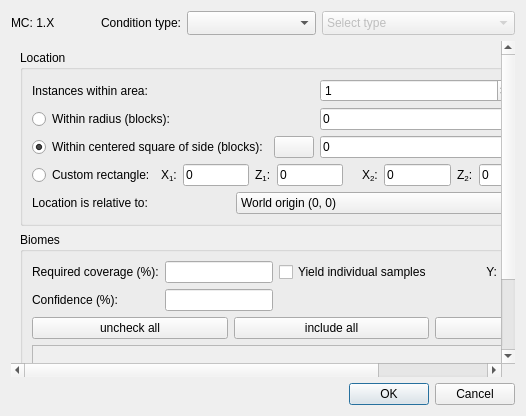
This is src/conditiondialog.ui in DUzzL/Seed-Atlas as Qt 5 draws it before an edit. The edited form follows.
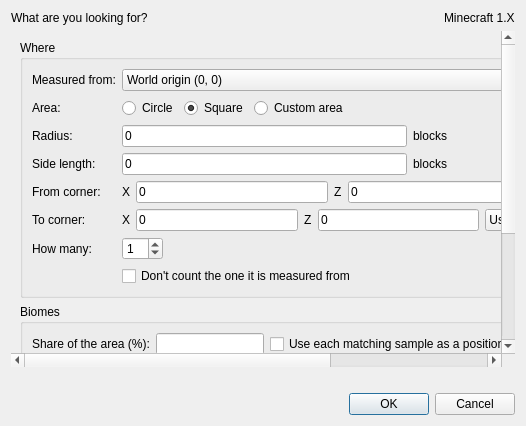
This is the edited form. The open tabs and pages were chosen to show the change. Icons and pictures are not drawn. Custom widgets are drawn as their Qt base class.

Commit message:
Seed Atlas: redesign, End portals, Amplified, datapack worlds and MCP server
- Redesigned interface.
- End Portals tool: stronghold portals and their eyes, with a 12-eye seed
  search on CPU and GPU.
- World type Amplified (1.18+) with real terrain heights.
- Datapack worlds: load data packs or mod jars and get the biome map,
  structures, heights, Nether and End, seed search and analyses computed
  locally (1.18.2 to 26.3).
- MCP server (seed-atlas --mcp) for AI clients, with rights set in the
  settings.
- Reference data from real vanilla servers and tests for all of the above.

Patch:
```diff
--- a/src/conditiondialog.ui
+++ b/src/conditiondialog.ui
@@ -10,77 +10,7 @@
     <normaloff>:/icons/logo.png</normaloff>:/icons/logo.png</iconset>
   </property>
   <layout class="QGridLayout" name="gridLayout_3">
-   <item row="0" column="0">
-    <layout class="QGridLayout" name="gridLayout_2">
-     <item row="0" column="4">
-      <widget class="StyledComboBox" name="comboCat">
-       <property name="sizePolicy">
-        <sizepolicy hsizetype="MinimumExpanding" vsizetype="Fixed">
-         <horstretch>2</horstretch>
-         <verstretch>0</verstretch>
-        </sizepolicy>
-       </property>
-       <property name="sizeAdjustPolicy">
-        <enum>QComboBox::AdjustToMinimumContentsLengthWithIcon</enum>
-       </property>
-      </widget>
-     </item>
-     <item row="0" column="5">
-      <widget class="StyledComboBox" name="comboType">
-       <property name="enabled">
-        <bool>false</bool>
-       </property>
-       <property name="sizePolicy">
-        <sizepolicy hsizetype="MinimumExpanding" vsizetype="Fixed">
-         <horstretch>3</horstretch>
-         <verstretch>0</verstretch>
-        </sizepolicy>
-       </property>
-       <property name="maxVisibleItems">
-        <number>20</number>
-       </property>
-       <property name="sizeAdjustPolicy">
-        <enum>QComboBox::AdjustToMinimumContentsLengthWithIcon</enum>
-       </property>
-       <item>
-        <property name="text">
-         <string>Select type</string>
-        </property>
-       </item>
-      </widget>
-     </item>
-     <item row="0" column="0">
-      <widget class="QLabel" name="labelMC">
-       <property name="text">
-        <string>MC: 1.X</string>
-       </property>
-      </widget>
-     </item>
-     <item row="0" column="2">
-      <widget class="QLabel" name="labelFilterType">
-       <property name="text">
-        <string>Condition type:</string>
-       </property>
-       <property name="alignment">
-        <set>Qt::AlignRight|Qt::AlignTrailing|Qt::AlignVCenter</set>
-       </property>
-      </widget>
-     </item>
-     <item row="0" column="1">
-      <spacer name="horizontalSpacer_4">
-       <property name="orientation">
-        <enum>Qt::Horizontal</enum>
-       </property>
-       <property name="sizeHint" stdset="0">
-        <size>
-         <width>40</width>
-         <height>20</height>
-        </size>
-       </property>
-      </spacer>
-     </item>
-    </layout>
-   </item>
+<item row="0" column="0"><layout class="QVBoxLayout" name="layoutTop"><property name="spacing"><number>8</number></property><item><layout class="QHBoxLayout" name="layoutHeader"><property name="leftMargin"><number>0</number></property><property name="topMargin"><number>0</number></property><property name="rightMargin"><number>0</number></property><property name="bottomMargin"><number>0</number></property><item><widget class="QLabel" name="labelQuestion"><property name="text"><string>What are you looking for?</string></property></widget></item><item><spacer name="spacerHeader"><property name="orientation"><enum>Qt::Horizontal</enum></property><property name="sizeHint" stdset="0"><size><width>0</width><height>0</height></size></property></spacer></item><item><widget class="QLabel" name="labelMC"><property name="text"><string>Minecraft 1.X</string></property><property name="toolTip"><string>The Minecraft version of the map; the search uses it as well.</string></property></widget></item></layout></item></layout></item>
    <item row="1" column="0">
     <widget class="QScrollArea" name="scrollMain">
      <property name="frameShape">
@@ -109,228 +39,7 @@
        <property name="horizontalSpacing">
         <number>0</number>
        </property>
-       <item row="0" column="0" rowspan="2" colspan="2">
-        <widget class="QGroupBox" name="groupBoxPosition">
-         <property name="sizePolicy">
-          <sizepolicy hsizetype="Preferred" vsizetype="Preferred">
-           <horstretch>0</horstretch>
-           <verstretch>0</verstretch>
-          </sizepolicy>
-         </property>
-         <property name="title">
-          <string>Location</string>
-         </property>
-         <layout class="QGridLayout" name="gridLayout">
-          <item row="5" column="1" colspan="6">
-           <layout class="QHBoxLayout" name="horizontalLayout">
-            <item>
-             <widget class="QLabel" name="labelX1">
-              <property name="toolTip">
-               <string>Lower bound (inclusive)</string>
-              </property>
-              <property name="text">
-               <string>X&lt;sub&gt;1&lt;/sub&gt;:</string>
-              </property>
-             </widget>
-            </item>
-            <item>
-             <widget class="CoordEdit" name="lineEditX1">
-              <property name="toolTip">
-               <string>Lower bound (inclusive)</string>
-              </property>
-              <property name="text">
-               <string>0</string>
-              </property>
-             </widget>
-            </item>
-            <item>
-             <widget class="QLabel" name="labelZ1">
-              <property name="toolTip">
-               <string>Lower bound (inclusive)</string>
-              </property>
-              <property name="text">
-               <string>Z&lt;sub&gt;1&lt;/sub&gt;:</string>
-              </property>
-             </widget>
-            </item>
-            <item>
-             <widget class="CoordEdit" name="lineEditZ1">
-              <property name="toolTip">
-               <string>Lower bound (inclusive)</string>
-              </property>
-              <property name="text">
-               <string>0</string>
-              </property>
-             </widget>
-            </item>
-            <item>
-             <widget class="QLabel" name="label_13">
-              <property name="text">
-               <string/>
-              </property>
-             </widget>
-            </item>
-            <item>
-             <widget class="QLabel" name="labelX2">
-              <property name="toolTip">
-               <string>Upper bound (inclusive)</string>
-              </property>
-              <property name="text">
-               <string>X&lt;sub&gt;2&lt;/sub&gt;:</string>
-              </property>
-             </widget>
-            </item>
-            <item>
-             <widget class="CoordEdit" name="lineEditX2">
-              <property name="toolTip">
-               <string>Upper bound (inclusive)</string>
-              </property>
-              <property name="text">
-               <string>0</string>
-              </property>
-             </widget>
-            </item>
-            <item>
-             <widget class="QLabel" name="labelZ2">
-              <property name="toolTip">
-               <string>Upper bound (inclusive)</string>
-              </property>
-              <property name="text">
-               <string>Z&lt;sub&gt;2&lt;/sub&gt;:</string>
-              </property>
-             </widget>
-            </item>
-            <item>
-             <widget class="CoordEdit" name="lineEditZ2">
-              <property name="toolTip">
-               <string>Upper bound (inclusive)</string>
-              </property>
-              <property name="text">
-               <string>0</string>
-              </property>
-              <property name="maxLength">
-               <number>9</number>
-              </property>
-             </widget>
-            </item>
-            <item>
-             <widget class="QPushButton" name="buttonFromVisible">
-              <property name="text">
-               <string>From visible</string>
-              </property>
-             </widget>
-            </item>
-           </layout>
-          </item>
-          <item row="0" column="6">
-           <widget class="QCheckBox" name="checkSkipRef">
-            <property name="toolTip">
-             <string>Skip instances at exactly the relative reference location</string>
-            </property>
-            <property name="text">
-             <string>Ignore reference</string>
-            </property>
-           </widget>
-          </item>
-          <item row="3" column="5" colspan="2">
-           <widget class="QLineEdit" name="lineSquare">
-            <property name="text">
-             <string>0</string>
-            </property>
-           </widget>
-          </item>
-          <item row="2" column="5" colspan="2">
-           <widget class="QLineEdit" name="lineRadius">
-            <property name="text">
-             <string>0</string>
-            </property>
-           </widget>
-          </item>
-          <item row="5" column="0">
-           <widget class="QRadioButton" name="radioCustom">
-            <property name="text">
-             <string>Custom rectangle:</string>
-            </property>
-           </widget>
-          </item>
-          <item row="6" column="0" colspan="3">
-           <widget class="QLabel" name="labelRelative">
-            <property name="text">
-             <string>Location is relative to:</string>
-            </property>
-           </widget>
-          </item>
-          <item row="3" column="4">
-           <widget class="QPushButton" name="buttonAreaInfo">
-            <property name="sizePolicy">
-             <sizepolicy hsizetype="Minimum" vsizetype="Fixed">
-              <horstretch>0</horstretch>
-              <verstretch>0</verstretch>
-             </sizepolicy>
-            </property>
-            <property name="text">
-             <string/>
-            </property>
-           </widget>
-          </item>
-          <item row="0" column="5">
-           <widget class="SpinInstances" name="spinBox">
-            <property name="sizePolicy">
-             <sizepolicy hsizetype="Expanding" vsizetype="Fixed">
-              <horstretch>0</horstretch>
-              <verstretch>0</verstretch>
-             </sizepolicy>
-            </property>
-            <property name="specialValueText">
-             <string>0 (exclude)</string>
-            </property>
-            <property name="minimum">
-             <number>0</number>
-            </property>
-            <property name="maximum">
-             <number>99</number>
-            </property>
-            <property name="value">
-             <number>1</number>
-            </property>
-           </widget>
-          </item>
-          <item row="6" column="3" colspan="4">
-           <widget class="StyledComboBox" name="comboRelative">
-            <item>
-             <property name="text">
-              <string>World origin (0, 0)</string>
-             </property>
-            </item>
-           </widget>
-          </item>
-          <item row="3" column="0" colspan="4">
-           <widget class="QRadioButton" name="radioSquare">
-            <property name="text">
-             <string>Within centered square of side (blocks):</string>
-            </property>
-            <property name="checked">
-             <bool>true</bool>
-            </property>
-           </widget>
-          </item>
-          <item row="2" column="0" colspan="4">
-           <widget class="QRadioButton" name="radioRadius">
-            <property name="text">
-             <string>Within radius (blocks):</string>
-            </property>
-           </widget>
-          </item>
-          <item row="0" column="0" colspan="4">
-           <widget class="QLabel" name="labelSpinBox">
-            <property name="text">
-             <string>Instances within area:</string>
-            </property>
-           </widget>
-          </item>
-         </layout>
-        </widget>
-       </item>
+<item row="0" column="0" rowspan="2" colspan="2"><widget class="QGroupBox" name="groupBoxPosition"><property name="sizePolicy"><sizepolicy hsizetype="Preferred" vsizetype="Preferred"><horstretch>0</horstretch><verstretch>0</verstretch></sizepolicy></property><property name="title"><string>Where</string></property><layout class="QGridLayout" name="gridLayout" columnstretch="0,1"><item row="0" column="0"><widget class="QLabel" name="labelRelative"><property name="text"><string>Measured from:</string></property><property name="toolTip"><string>The area is placed around this position: the world origin (0, 0) or the position found by another condition</string></property></widget></item><item row="0" column="1"><widget class="StyledComboBox" name="comboRelative"><property name="toolTip"><string>The area is placed around this position: the world origin (0, 0) or the position found by another condition</string></property><item><property name="text"><string>World origin (0, 0)</string></property></item></widget></item><item row="1" column="0"><widget class="QLabel" name="labelShape"><property name="text"><string>Area:</string></property></widget></item><item row="1" column="1"><widget class="QWidget" name="rowShape"><layout class="QHBoxLayout" name="layoutShape"><property name="leftMargin"><number>0</number></property><property name="topMargin"><number>0</number></property><property name="rightMargin"><number>0</number></property><property name="bottomMargin"><number>0</number></property><item><widget class="QRadioButton" name="radioRadius"><property name="text"><string>Circle</string></property></widget></item><item><widget class="QRadioButton" name="radioSquare"><property name="text"><string>Square</string></property><property name="checked"><bool>true</bool></property></widget></item><item><widget class="QRadioButton" name="radioCustom"><property name="text"><string>Custom area</string></property></widget></item><item><spacer name="spacerShape"><property name="orientation"><enum>Qt::Horizontal</enum></property><property name="sizeHint" stdset="0"><size><width>0</width><height>0</height></size></property></spacer></item><item><widget class="QPushButton" name="buttonAreaInfo"><property name="text"><string></string></property></widget></item></layout></widget></item><item row="2" column="0"><widget class="QLabel" name="labelRadius"><property name="text"><string>Radius:</string></property></widget></item><item row="2" column="1"><widget class="QWidget" name="rowRadius"><layout class="QHBoxLayout" name="layoutRadius"><property name="leftMargin"><number>0</number></property><property name="topMargin"><number>0</number></property><property name="rightMargin"><number>0</number></property><property name="bottomMargin"><number>0</number></property><item><widget class="QLineEdit" name="lineRadius"><property name="toolTip"><string>Distance from the center in blocks</string></property><property name="text"><string>0</string></property></widget></item><item><widget class="QLabel" name="labelRadiusUnit"><property name="text"><string>blocks</string></property></widget></item><item><spacer name="spacerRadius"><property name="orientation"><enum>Qt::Horizontal</enum></property><property name="sizeHint" stdset="0"><size><width>0</width><height>0</height></size></property></spacer></item></layout></widget></item><item row="3" column="0"><widget class="QLabel" name="labelSquare"><property name="text"><string>Side length:</string></property></widget></item><item row="3" column="1"><widget class="QWidget" name="rowSquare"><layout class="QHBoxLayout" name="layoutSquare"><property name="leftMargin"><number>0</number></property><property name="topMargin"><number>0</number></property><property name="rightMargin"><number>0</number></property><property name="bottomMargin"><number>0</number></property><item><widget class="QLineEdit" name="lineSquare"><property name="toolTip"><string>Width and height of the square in blocks, centered on the position it is measured from</string></property><property name="text"><string>0</string></property></widget></item><item><widget class="QLabel" name="labelSquareUnit"><property name="text"><string>blocks</string></property></widget></item><item><spacer name="spacerSquare"><property name="orientation"><enum>Qt::Horizontal</enum></property><property name="sizeHint" stdset="0"><size><width>0</width><height>0</height></size></property></spacer></item></layout></widget></item><item row="4" column="0"><widget class="QLabel" name="labelCorner1"><property name="text"><string>From corner:</string></property></widget></item><item row="4" column="1"><widget class="QWidget" name="rowCorner1"><layout class="QHBoxLayout" name="layoutCorner1"><property name="leftMargin"><number>0</number></property><property name="topMargin"><number>0</number></property><property name="rightMargin"><number>0</number></property><property name="bottomMargin"><number>0</number></property><item><widget class="QLabel" name="labelX1"><property name="text"><string>X</string></property><property name="toolTip"><string>First corner, relative to the position the area is measured from (included)</string></property></widget></item><item><widget class="CoordEdit" name="lineEditX1"><property name="toolTip"><string>First corner, relative to the position the area is measured from (included)</string></property><property name="text"><string>0</string></property></widget></item><item><widget class="QLabel" name="labelZ1"><property name="text"><string>Z</string></property><property name="toolTip"><string>First corner, relative to the position the area is measured from (included)</string></property></widget></item><item><widget class="CoordEdit" name="lineEditZ1"><property name="toolTip"><string>First corner, relative to the position the area is measured from (included)</string></property><property name="text"><string>0</string></property></widget></item><item><spacer name="spacerCorner1"><property name="orientation"><enum>Qt::Horizontal</enum></property><property name="sizeHint" stdset="0"><size><width>0</width><height>0</height></size></property></spacer></item></layout></widget></item><item row="5" column="0"><widget class="QLabel" name="labelCorner2"><property name="text"><string>To corner:</string></property></widget></item><item row="5" column="1"><widget class="QWidget" name="rowCorner2"><layout class="QHBoxLayout" name="layoutCorner2"><property name="leftMargin"><number>0</number></property><property name="topMargin"><number>0</number></property><property name="rightMargin"><number>0</number></property><property name="bottomMargin"><number>0</number></property><item><widget class="QLabel" name="labelX2"><property name="text"><string>X</string></property><property name="toolTip"><string>Opposite corner (included)</string></property></widget></item><item><widget class="CoordEdit" name="lineEditX2"><property name="toolTip"><string>Opposite corner (included)</string></property><property name="text"><string>0</string></property></widget></item><item><widget class="QLabel" name="labelZ2"><property name="text"><string>Z</string></property><property name="toolTip"><string>Opposite corner (included)</string></property></widget></item><item><widget class="CoordEdit" name="lineEditZ2"><property name="toolTip"><string>Opposite corner (included)</string></property><property name="text"><string>0</string></property><property name="maxLength"><number>9</number></property></widget></item><item><widget class="QPushButton" name="buttonFromVisible"><property name="toolTip"><string>Fill in the area that the map currently shows</string></property><property name="text"><string>Use map view</string></property></widget></item><item><spacer name="spacerCorner2"><property name="orientation"><enum>Qt::Horizontal</enum></property><property name="sizeHint" stdset="0"><size><width>0</width><height>0</height></size></property></spacer></item></layout></widget></item><item row="6" column="0"><widget class="QLabel" name="labelSpinBox"><property name="text"><string>How many:</string></property></widget></item><item row="6" column="1"><widget class="QWidget" name="rowCount"><layout class="QHBoxLayout" name="layoutCount"><property name="leftMargin"><number>0</number></property><property name="topMargin"><number>0</number></property><property name="rightMargin"><number>0</number></property><property name="bottomMargin"><number>0</number></property><item><widget class="SpinInstances" name="spinBox"><property name="toolTip"><string>How many of them must be in the area. 0 means that none may be there.</string></property><property name="minimum"><number>0</number></property><property name="maximum"><number>99</number></property><property name="value"><number>1</number></property></widget></item><item><spacer name="spacerCount"><property name="orientation"><enum>Qt::Horizontal</enum></property><property name="sizeHint" stdset="0"><size><width>0</width><height>0</height></size></property></spacer></item></layout></widget></item><item row="7" column="1"><widget class="QCheckBox" name="checkSkipRef"><property name="toolTip"><string>Skips an instance at exactly the position this condition is measured from. Use it when you look for a second structure of the same kind, so that the first one is not counted again.</string></property><property name="text"><string>Don't count the one it is measured from</string></property></widget></item></layout></widget></item>
        <item row="4" column="0" colspan="2">
         <widget class="QStackedWidget" name="stackedWidget">
          <property name="lineWidth">
@@ -412,7 +121,7 @@
               <item row="0" column="3">
                <widget class="QLabel" name="labelY">
                 <property name="text">
-                 <string>Y:</string>
+                 <string>Height (Y):</string>
                 </property>
                 <property name="alignment">
                  <set>Qt::AlignRight|Qt::AlignTrailing|Qt::AlignVCenter</set>
@@ -441,21 +150,21 @@
                 <item>
                  <widget class="QPushButton" name="buttonUncheck">
                   <property name="text">
-                   <string>uncheck all</string>
+                   <string>Clear all</string>
                   </property>
                  </widget>
                 </item>
                 <item>
                  <widget class="QPushButton" name="buttonInclude">
                   <property name="text">
-                   <string>include all</string>
+                   <string>Require all</string>
                   </property>
                  </widget>
                 </item>
                 <item>
                  <widget class="QPushButton" name="buttonExclude">
                   <property name="text">
-                   <string>exclude all</string>
+                   <string>Exclude all</string>
                   </property>
                  </widget>
                 </item>
@@ -550,7 +259,7 @@
                      <string>Proportion of the area that has to be of the included biomes</string>
                     </property>
                     <property name="text">
-                     <string>Required coverage (%):</string>
+                     <string>Share of the area (%):</string>
                     </property>
                    </widget>
                   </item>
@@ -560,7 +269,7 @@
                      <string>Statistical confidence that the coverage has been reached</string>
                     </property>
                     <property name="text">
-                     <string>Confidence (%):</string>
+                     <string>Certainty (%):</string>
                     </property>
                    </widget>
                   </item>
@@ -571,7 +280,7 @@
 yield each sampled position individually</string>
                     </property>
                     <property name="text">
-                     <string>Yield individual samples</string>
+                     <string>Use each matching sample as a position</string>
                     </property>
                    </widget>
                   </item>
@@ -1871,6 +1580,19 @@
     </widget>
    </item>
    <item row="2" column="0">
+    <widget class="QLabel" name="labelSummary">
+     <property name="toolTip">
+      <string>What this condition checks, in one sentence</string>
+     </property>
+     <property name="wordWrap">
+      <bool>true</bool>
+     </property>
+     <property name="textInteractionFlags">
+      <set>Qt::TextSelectableByMouse</set>
+     </property>
+    </widget>
+   </item>
+   <item row="3" column="0">
     <layout class="QHBoxLayout" name="horizontalLayout_2">
      <item>
       <widget class="QDialogButtonBox" name="buttonBox">
```
Left out of the diff: 126 changed lines with no effect on the pictures. The commit also changes 735 other files.
